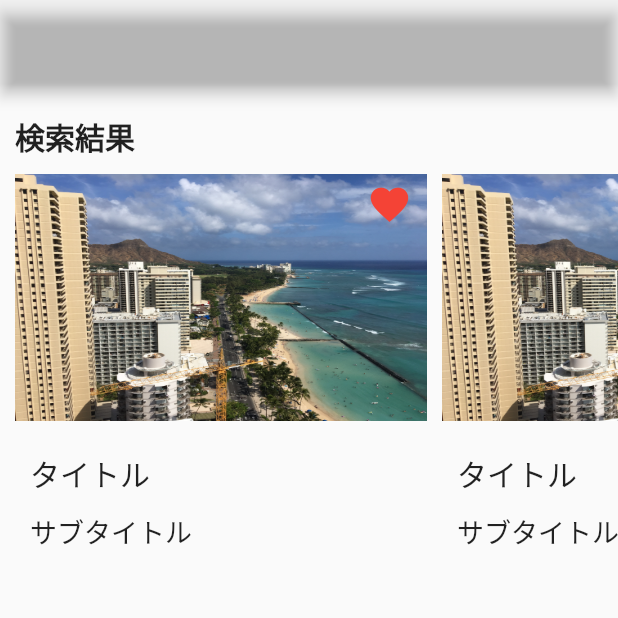
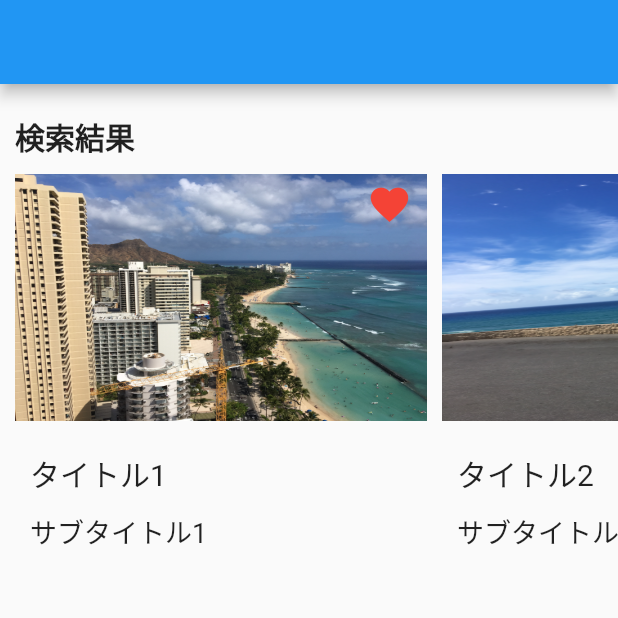
Before and after one commit to SOKu-ma/flutter_carousel_sample_app, a Flutter app: the screen it shows after launch, after a tap on the "favorite outline" icon, on a phone screen of 412 x 824 dp, the top half of it. Run offline on Flutter 3.47's test engine with Material 2 defaults, Android fonts, the phone set to English and light mode, and no system bars; our stand-ins replace flutter_riverpod, sqflite; accounts and stored records are empty.

Commit message:
カルーセルUI実装

```diff
--- a/lib/model/carousel_conatiner_model.dart
+++ b/lib/model/carousel_conatiner_model.dart
@@ -1,13 +1,23 @@
+import 'package:flutter_carousel_sample_app/db/test_data.dart';
 import 'package:flutter_riverpod/flutter_riverpod.dart';
 
 // カルーセル出力コンテンツ格納用プロバイダー
 final carouselContentsProvider = StateNotifierProvider<
     CarouselContainerModelNotifier, List<CarouselContainerModel>>(
-  (ref) => CarouselContainerModelNotifier([]),
+  (ref) => CarouselContainerModelNotifier([
+    // テストデータ
+    CarouselContainerModel(1, img1_url, img1_title, img1_subTitle,
+        img1_detailText, img1_isFavorite),
+    CarouselContainerModel(2, img2_url, img2_title, img2_subTitle,
+        img2_detailText, img2_isFavorite),
+    CarouselContainerModel(3, img3_url, img3_title, img3_subTitle,
+        img3_detailText, img3_isFavorite),
+  ]),
 );
 
 // カルーセルコンテナmodel
 class CarouselContainerModel {
+  int id;
   String url;
   String title;
   String subTitle;
@@ -15,6 +25,7 @@ class CarouselContainerModel {
   bool isFavorite;
 
   CarouselContainerModel(
+    this.id,
     this.url,
     this.title,
     this.subTitle,
@@ -32,6 +43,9 @@ class CarouselContainerModelNotifier
   void cheaked(bool value, int index) {
     List<CarouselContainerModel> _state = [];
     for (final _model in state) {
+      if (_model.id - 1 == index) {
+        _model.isFavorite = value;
+      }
       _state = [..._state, _model];
     }
     state = _state;
--- a/lib/views/home/home.dart
+++ b/lib/views/home/home.dart
@@ -1,5 +1,4 @@
 import 'package:flutter/material.dart';
-import 'package:flutter_carousel_sample_app/model/carousel_conatiner_model.dart';
 import 'package:flutter_carousel_sample_app/widget/image_container/image_container.dart';
 import 'package:flutter_riverpod/flutter_riverpod.dart';
 
@@ -9,14 +8,11 @@ class Home extends ConsumerWidget {
   @override
   Widget build(BuildContext context, WidgetRef ref) {
     final Size _size = MediaQuery.of(context).size;
-    final _carouselContentsProvider = ref.watch(carouselContentsProvider);
-    final _carouselContentsProviderNotifier =
-        ref.watch(carouselContentsProvider.notifier);
 
     return Scaffold(
       appBar: AppBar(
-        backgroundColor: Colors.transparent,
-      ),
+          // backgroundColor: Colors.transparent,
+          ),
       body: SafeArea(
         child: SingleChildScrollView(
           child: Column(
@@ -25,9 +21,10 @@ class Home extends ConsumerWidget {
               // ヘッダ
               Container(
                 margin: const EdgeInsets.only(left: 10, top: 20, bottom: 10),
-                child: const Text('検索結果',
-                    style:
-                        TextStyle(fontSize: 20, fontWeight: FontWeight.bold)),
+                child: const Text(
+                  '検索結果',
+                  style: TextStyle(fontSize: 20, fontWeight: FontWeight.bold),
+                ),
               ),
               // カルーセルコンテナ
               SizedBox(
@@ -43,7 +40,6 @@ class Home extends ConsumerWidget {
                           Expanded(
                             child: carouselContainer(
                               index,
-                              'assets/image/IMG_1.jpg',
                               _size.height / 5.0,
                               _size.width / 1.5,
                             ),
--- a/lib/widget/image_container/image_container.dart
+++ b/lib/widget/image_container/image_container.dart
@@ -1,18 +1,15 @@
 import 'package:flutter/material.dart';
 import 'package:flutter_carousel_sample_app/model/carousel_conatiner_model.dart';
 import 'package:flutter_carousel_sample_app/views/detail/detail.dart';
-import 'package:flutter_carousel_sample_app/widget/image_container/image_container_state.dart';
 import 'package:flutter_riverpod/flutter_riverpod.dart';
 
 // カルーセルのアイテム表示用Widget
 class carouselContainer extends ConsumerWidget {
   final int index;
-  final String path;
   final double heightSize;
   final double widthSize;
 
-  const carouselContainer(
-      this.index, this.path, this.heightSize, this.widthSize,
+  const carouselContainer(this.index, this.heightSize, this.widthSize,
       {Key? key})
       : super(key: key);
 
@@ -22,13 +19,6 @@ class carouselContainer extends ConsumerWidget {
     final _carouselContentsProvider = ref.watch(carouselContentsProvider);
     final _carouselContentsProviderNotifier =
         ref.watch(carouselContentsProvider.notifier);
-
-    final _isFavoriteProvider = ref.watch(isFavoriteProvider);
-    final _isFavoriteProviderNotifier = ref.watch(isFavoriteProvider.notifier);
-
-    final _favoriteSizeProvider = ref.watch(favoriteSizeProvider);
-    final _favoriteSizeProviderNotifier =
-        ref.watch(favoriteSizeProvider.notifier);
 
     return Column(
       crossAxisAlignment: CrossAxisAlignment.start,
@@ -42,7 +32,7 @@ class carouselContainer extends ConsumerWidget {
                 width: widthSize,
                 decoration: BoxDecoration(
                   image: DecorationImage(
-                    image: AssetImage(path),
+                    image: AssetImage(_carouselContentsProvider[index].url),
                     fit: BoxFit.fill,
                   ),
                 ),
@@ -51,13 +41,7 @@ class carouselContainer extends ConsumerWidget {
                 // 詳細画面へ遷移
                 Navigator.of(context).push(
                   MaterialPageRoute<void>(
-                    builder: (BuildContext context) => Detail(
-                      'assets/image/IMG_1.jpg',
-                      'タイトル', 'サブタイトル',
-                      // _carouselContentsProvider[index].url,
-                      // _carouselContentsProvider[index].title,
-                      // _carouselContentsProvider[index].subTitle,
-                    ),
+                    builder: (BuildContext context) => Detail(index),
                   ),
                 );
               },
@@ -68,17 +52,19 @@ class carouselContainer extends ConsumerWidget {
                 duration: const Duration(seconds: 1),
                 margin: EdgeInsets.only(left: widthSize - 40, top: 5),
                 child: Icon(
-                  // _carouselContentsProvider[index].isFavorite
-                  _isFavoriteProvider ? Icons.favorite : Icons.favorite_border,
-                  // color: _carouselContentsProvider[index].isFavorite
-                  color: _isFavoriteProvider ? Colors.red : Colors.white,
-                  size: _favoriteSizeProvider,
+                  _carouselContentsProvider[index].isFavorite
+                      ? Icons.favorite
+                      : Icons.favorite_border,
+                  color: _carouselContentsProvider[index].isFavorite
+                      ? Colors.red
+                      : Colors.white,
+                  size: 30,
                 ),
               ),
               onTap: () {
                 // お気に入りフラグのON/OFF
-                _isFavoriteProviderNotifier
-                    .update((state) => !_isFavoriteProvider);
+                _carouselContentsProviderNotifier.cheaked(
+                    !_carouselContentsProvider[index].isFavorite, index);
               },
             ),
           ],
@@ -87,16 +73,16 @@ class carouselContainer extends ConsumerWidget {
         Container(
           margin: const EdgeInsets.only(left: 10, top: 20),
           child: Text(
-            // _carouselContentsProvider[index].title,
-            'タイトル',
+            _carouselContentsProvider[index].title,
+            // 'タイトル',
             style: const TextStyle(fontSize: 20),
           ),
         ),
         Container(
           margin: const EdgeInsets.only(left: 10, top: 10),
           child: Text(
-            // _carouselContentsProvider[index].subTitle,
-            'サブタイトル',
+            _carouselContentsProvider[index].subTitle,
+            // 'サブタイトル',
             style: const TextStyle(fontSize: 18),
           ),
         ),
--- a/pubspec.yaml
+++ b/pubspec.yaml
@@ -36,6 +36,7 @@ dependencies:
   cupertino_icons: ^1.0.2
   flutter_riverpod: ^1.0.3
   sqflite: ^2.0.2+1
+  path_provider: ^2.0.10
 
 dev_dependencies:
   flutter_test:
```
Also changed, not shown: lib/db/carousel.dart (added, +59 -0 lines), lib/db/test_data.dart (added, +20 -0 lines), lib/views/detail/detail.dart (+9 -15 lines), pubspec.lock, 1 other file.
